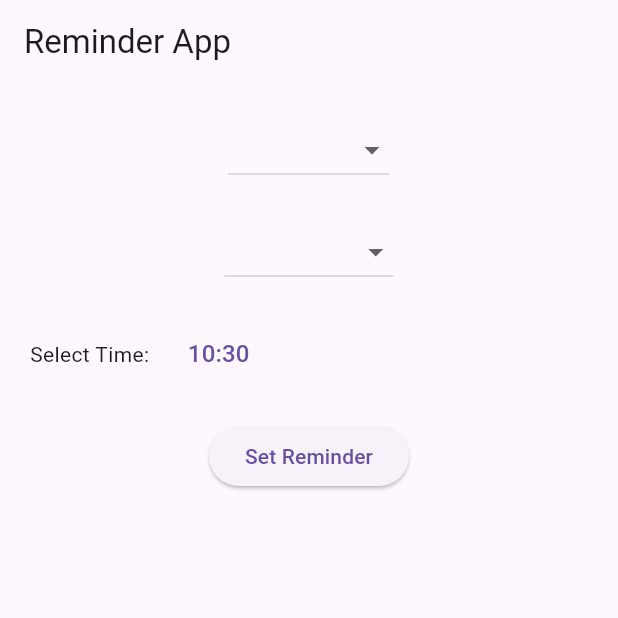
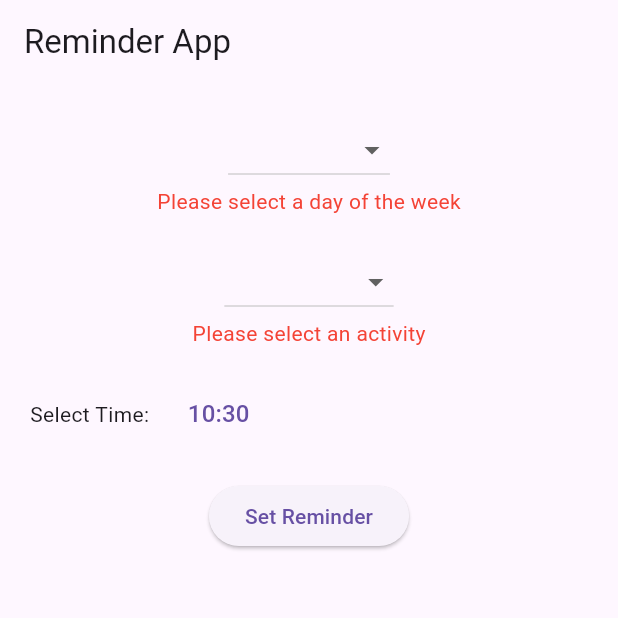
Before and after one commit to rahulshenoys/test_project, a Flutter app: the screen it shows after launch, after a tap on "Set Reminder", on a phone screen of 412 x 824 dp, the top half of it. Run offline on Flutter 3.47's test engine with Material 3 defaults, Android fonts, the phone set to English and light mode, and no system bars; missing offline and left inert: flutter_ringtone_player.

Commit message:
added the music and the list

```diff
--- a/lib/models/reminder.dart
+++ b/lib/models/reminder.dart
@@ -2,6 +2,9 @@ class Reminder {
   String dayOfWeek;
   String activity;
   DateTime time;
-  Reminder(
-      {required this.dayOfWeek, required this.activity, required this.time});
+  Reminder(this.dayOfWeek, this.activity, this.time);
+
+  String get formattedTime {
+    return '${time.hour}:${time.minute.toString().padLeft(2, '0')}';
+  }
 }
--- a/lib/screens/reminder_screen.dart
+++ b/lib/screens/reminder_screen.dart
@@ -1,11 +1,13 @@
+// ignore_for_file: library_private_types_in_public_api
+
 import 'package:flutter/material.dart';
+import 'package:flutter_ringtone_player/flutter_ringtone_player.dart';
 import '../widgets/reminder_dropdown.dart';
 
 class ReminderScreen extends StatefulWidget {
   const ReminderScreen({super.key});
 
   @override
-  // ignore: library_private_types_in_public_api
   _ReminderScreenState createState() => _ReminderScreenState();
 }
 
@@ -13,6 +15,10 @@ class _ReminderScreenState extends State<ReminderScreen> {
   String? _selectedDay;
   String? _selectedActivity;
   DateTime _selectedTime = DateTime.now();
+  List<String> _reminders = [];
+
+  String? _dayError;
+  String? _activityError;
 
   final List<String> daysOfWeek = [
     'Monday',
@@ -52,9 +58,13 @@ class _ReminderScreenState extends State<ReminderScreen> {
               onChanged: (value) {
                 setState(() {
                   _selectedDay = value;
+                  _dayError = null;
                 });
               },
             ),
+            _dayError != null
+                ? Text(_dayError!, style: const TextStyle(color: Colors.red))
+                : const SizedBox(),
             const SizedBox(height: 20.0),
             ReminderDropdown(
               options: activities,
@@ -62,9 +72,14 @@ class _ReminderScreenState extends State<ReminderScreen> {
               onChanged: (value) {
                 setState(() {
                   _selectedActivity = value;
+                  _activityError = null;
                 });
               },
             ),
+            _activityError != null
+                ? Text(_activityError!,
+                    style: const TextStyle(color: Colors.red))
+                : const SizedBox(),
             const SizedBox(height: 20.0),
             Row(
               children: [
@@ -75,7 +90,7 @@ class _ReminderScreenState extends State<ReminderScreen> {
                     _selectTime(context);
                   },
                   child: Text(
-                    '${_selectedTime.hour}:${_selectedTime.minute}',
+                    '${_selectedTime.hour}:${_selectedTime.minute.toString().padLeft(2, '0')}',
                     style: const TextStyle(fontSize: 16.0),
                   ),
                 ),
@@ -84,15 +99,72 @@ class _ReminderScreenState extends State<ReminderScreen> {
             const SizedBox(height: 20.0),
             ElevatedButton(
               onPressed: () {
-                // Add reminder functionality here
-                // You can use _selectedDay, _selectedActivity, and _selectedTime to create a reminder
+                _validateAndSetReminder();
               },
               child: const Text('Set Reminder'),
+            ),
+            const SizedBox(height: 20.0),
+            Expanded(
+              child: ListView.builder(
+                itemCount: _reminders.length,
+                itemBuilder: (context, index) {
+                  return ListTile(
+                    title: Text(
+                      _reminders[index],
+                      style: const TextStyle(
+                          fontSize: 16.0, fontWeight: FontWeight.bold),
+                    ),
+                  );
+                },
+              ),
             ),
           ],
         ),
       ),
     );
+  }
+
+  void _validateAndSetReminder() {
+    setState(() {
+      if (_selectedDay == null) {
+        _dayError = 'Please select a day of the week';
+      }
+      if (_selectedActivity == null) {
+        _activityError = 'Please select an activity';
+      }
+
+      if (_selectedDay != null && _selectedActivity != null) {
+        _scheduleReminder();
+      }
+    });
+  }
+
+  void _scheduleReminder() {
+    final now = DateTime.now();
+    final reminderTime = DateTime(
+      now.year,
+      now.month,
+      now.day,
+      _selectedTime.hour,
+      _selectedTime.minute,
+    );
+
+    final difference = reminderTime.difference(now).inSeconds;
+    if (difference > 0) {
+      setState(() {
+        _reminders.add(
+            'Reminder set for $_selectedActivity on $_selectedDay at ${_selectedTime.hour}:${_selectedTime.minute.toString().padLeft(2, '0')}');
+      });
+
+      Future.delayed(Duration(seconds: difference), () {
+        _playSound();
+        // Show notification or alert dialog here
+      });
+    }
+  }
+
+  void _playSound() {
+    FlutterRingtonePlayer().playNotification();
   }
 
   Future<void> _selectTime(BuildContext context) async {
--- a/pubspec.yaml
+++ b/pubspec.yaml
@@ -30,6 +30,7 @@ environment:
 dependencies:
   flutter:
     sdk: flutter
+  flutter_ringtone_player: ^4.0.0+2
 
 
   # The following adds the Cupertino Icons font to your application.
```
Also changed, not shown: 1 other file.
